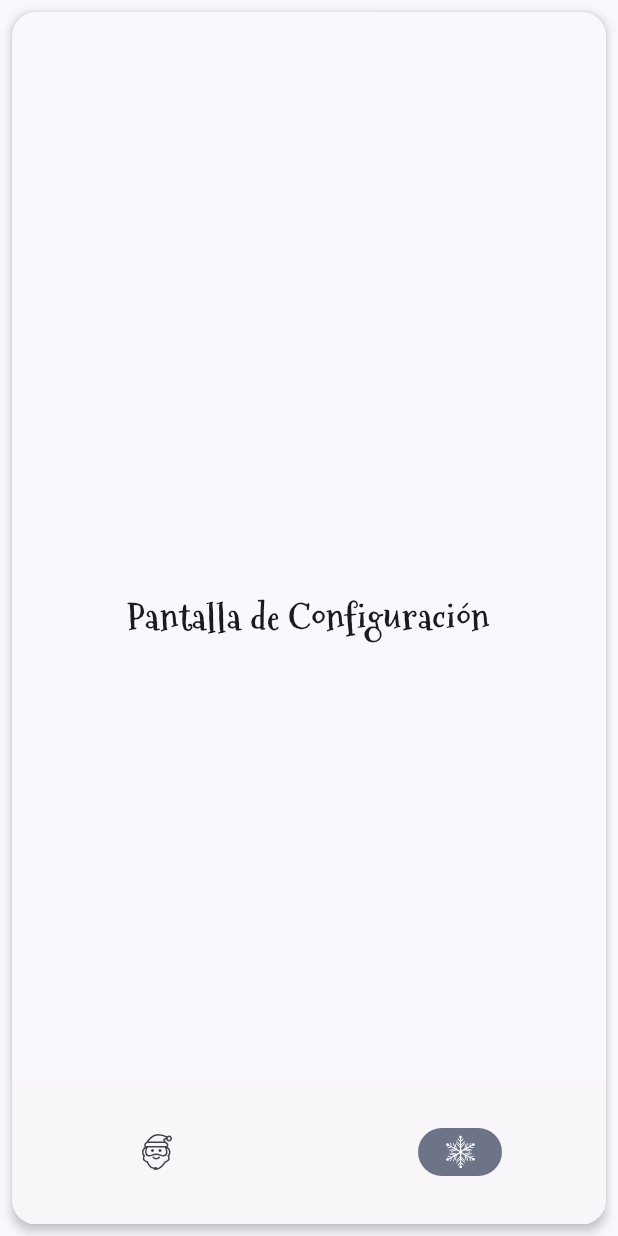
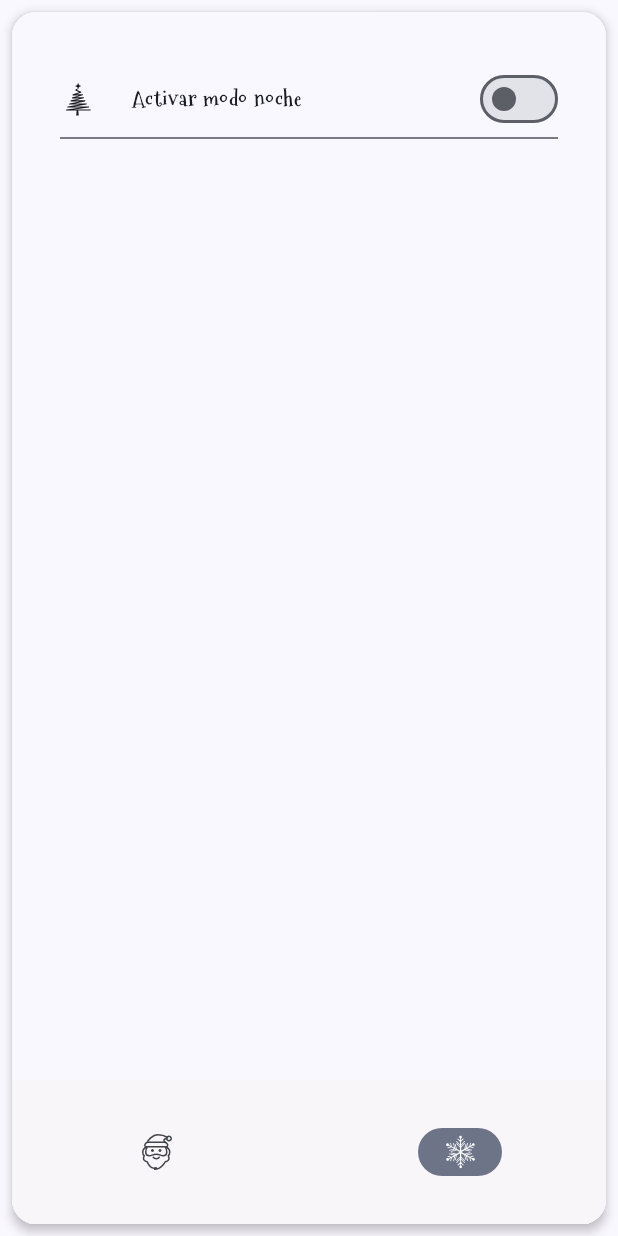
Before and after one commit to hall9zeha/ChristmasAppCompose, an Android app built with Jetpack Compose: the screen it shows after launch (MainActivity), item 2 of the bottom bar chosen, on a phone screen of 412 x 824 dp. Run offline under Robolectric (Android 15) with nearby library versions, the phone set to English and light mode, and no system bars; our stand-ins replace Dagger/Hilt's generated code, livedata-compose.

Commit message:
Added SwitchPreference, SettingsViewModel

```diff
--- a/app/src/main/java/com/barryzea/christmasapp/MainActivity.kt
+++ b/app/src/main/java/com/barryzea/christmasapp/MainActivity.kt
@@ -82,7 +82,7 @@ class MainActivity : ComponentActivity() {
     fun SetUpNavController(scrollState: ScrollState){
         NavHost(navController = navController!!, startDestination = Routes.CountDownScreen.route){
             composable(Routes.CountDownScreen.route){ CountdownScreen(scrollState = scrollState)}
-            composable(Routes.SettingsScreen.route){ SettingsScreen(scrollState)}
+            composable(Routes.SettingsScreen.route){ SettingsScreen(scrollState = scrollState)}
         }
     }
     @Composable
@@ -106,7 +106,6 @@ class MainActivity : ComponentActivity() {
                     }
                               },
                     icon ={ Icon(painterResource(getIcoForScreen(screenName = screen)) ,contentDescription="") })
-
             }
         }
 
--- /dev/null
+++ b/app/src/main/java/com/barryzea/christmasapp/ui/components/SwitchCustomPref.kt
@@ -0,0 +1,85 @@
+package com.barryzea.christmasapp.ui.components
+
+import androidx.annotation.DrawableRes
+import androidx.annotation.StringRes
+import androidx.compose.foundation.layout.Arrangement
+import androidx.compose.foundation.layout.Column
+import androidx.compose.foundation.layout.Row
+import androidx.compose.foundation.layout.Spacer
+import androidx.compose.foundation.layout.fillMaxSize
+import androidx.compose.foundation.layout.padding
+import androidx.compose.foundation.layout.size
+import androidx.compose.foundation.layout.width
+import androidx.compose.material3.Divider
+import androidx.compose.material3.Icon
+import androidx.compose.material3.MaterialTheme
+import androidx.compose.material3.Surface
+import androidx.compose.material3.Switch
+import androidx.compose.material3.Text
+import androidx.compose.runtime.Composable
+import androidx.compose.runtime.State
+import androidx.compose.runtime.collectAsState
+import androidx.compose.ui.Alignment
+import androidx.compose.ui.Modifier
+import androidx.compose.ui.graphics.Color
+import androidx.compose.ui.res.painterResource
+import androidx.compose.ui.res.stringResource
+import androidx.compose.ui.text.style.TextAlign
+import androidx.compose.ui.tooling.preview.Preview
+import androidx.compose.ui.unit.dp
+import com.barryzea.christmasapp.R
+import kotlinx.coroutines.flow.MutableStateFlow
+
+
+/**
+ * Project ChristmasApp
+ * Created by Barry Zea H. on 12/10/23.
+ * Copyright (c)  All rights reserved.
+ **/
+
+@Composable
+fun SwitchCustomPref(
+    @DrawableRes icon:Int,
+    @StringRes iconDesc:Int,
+    @StringRes name:Int,
+    state:State<Boolean>,
+    onClick:()->Unit
+){
+    Surface(color= Color.Transparent,
+        modifier = Modifier
+            .fillMaxSize()
+            .padding(16.dp),
+        onClick = onClick) {
+        Column {
+            Row (verticalAlignment = Alignment.CenterVertically,
+                horizontalArrangement = Arrangement.SpaceBetween){
+                Row (verticalAlignment = Alignment.CenterVertically){
+                    Icon(painter = painterResource(id = icon),
+                        contentDescription = stringResource(id = iconDesc),
+                        modifier=Modifier.size(24.dp))
+                    Spacer(modifier = Modifier.width(8.dp))
+                    Text(text = stringResource(id = name),
+                        modifier = Modifier.padding(16.dp),
+                        style = MaterialTheme.typography.bodyMedium,
+                        textAlign= TextAlign.Start)
+                }
+                Spacer(modifier = Modifier.weight(1f))
+                Switch(checked = state.value, onCheckedChange ={onClick()} )
+            }
+            Divider()
+        }
+    }
+
+}
+@Preview(
+    showSystemUi = true,
+    showBackground = true
+)
+@Composable
+fun previewSwitch(){
+    SwitchCustomPref(icon = R.drawable.ic_tree,
+        iconDesc =R.string.app_name ,
+        name =R.string.nightMode , state = MutableStateFlow(false).collectAsState()) {
+
+    }
+}
--- a/app/src/main/java/com/barryzea/christmasapp/ui/screens/SettingsScreen.kt
+++ b/app/src/main/java/com/barryzea/christmasapp/ui/screens/SettingsScreen.kt
@@ -1,18 +1,21 @@
 package com.barryzea.christmasapp.ui.screens
 
 import androidx.compose.foundation.ScrollState
-import androidx.compose.foundation.layout.Arrangement
-import androidx.compose.foundation.layout.Box
 import androidx.compose.foundation.layout.Column
 import androidx.compose.foundation.layout.fillMaxSize
-import androidx.compose.foundation.layout.fillMaxWidth
-import androidx.compose.material3.Text
+import androidx.compose.foundation.layout.padding
+import androidx.compose.foundation.rememberScrollState
+import androidx.compose.foundation.verticalScroll
+import androidx.compose.material3.Scaffold
 import androidx.compose.runtime.Composable
-import androidx.compose.ui.Alignment
+import androidx.compose.runtime.collectAsState
 import androidx.compose.ui.Modifier
-import androidx.compose.ui.text.font.FontWeight
 import androidx.compose.ui.tooling.preview.Preview
-import androidx.compose.ui.unit.sp
+import androidx.compose.ui.unit.dp
+import androidx.hilt.navigation.compose.hiltViewModel
+import com.barryzea.christmasapp.R
+import com.barryzea.christmasapp.ui.components.SwitchCustomPref
+import com.barryzea.christmasapp.ui.viewModel.SettingsViewModel
 
 
 /**
@@ -23,13 +26,27 @@ import androidx.compose.ui.unit.sp
 
 
 @Composable
-fun SettingsScreen(scrollState: ScrollState){
-    Box (Modifier.fillMaxSize()){
-        Column (Modifier.fillMaxSize(),verticalArrangement = Arrangement.Center, horizontalAlignment = Alignment.CenterHorizontally){
-            Text(text = "Pantalla de Configuración",
-                fontSize=24.sp,
-                fontWeight = FontWeight.W700
-                )
+fun SettingsScreen(viewModel: SettingsViewModel= hiltViewModel(), scrollState: ScrollState){
+    Scaffold (modifier=Modifier.fillMaxSize()){
+        Column(modifier= Modifier
+            .padding(it)
+            .padding(16.dp)
+            .verticalScroll(scrollState)){
+           SwitchCustomPref(icon =R.drawable.ic_tree,
+               iconDesc = R.string.nightMode,
+               name =R.string.nightMode ,
+               state =viewModel.isSwitchOn.collectAsState() ) {
+               viewModel.toggleSwitch()
+           }
         }
     }
+
 }
+@Preview(
+    showBackground = true,
+    showSystemUi = true
+)
+@Composable
+fun SettingsPreview(){
+    SettingsScreen(scrollState = rememberScrollState())
+}
--- a/app/src/main/java/com/barryzea/christmasapp/ui/theme/Type.kt
+++ b/app/src/main/java/com/barryzea/christmasapp/ui/theme/Type.kt
@@ -44,4 +44,16 @@ val christmasTypography = Typography(
         fontSize = 16.sp,
         lineHeight = 24.sp,
         letterSpacing = 0.5.sp
-))
+    ),
+    bodyMedium = TextStyle(
+        fontFamily = FontFamily(
+            androidx.compose.ui.text.font.Font(
+                R.font.mountains_of_christmas_bold,
+                FontWeight.W700
+            )),
+        fontSize = 14.sp,
+        lineHeight = 20.sp,
+        letterSpacing = 0.5.sp
+    ),
+
+)
--- /dev/null
+++ b/app/src/main/java/com/barryzea/christmasapp/ui/viewModel/SettingsViewModel.kt
@@ -0,0 +1,24 @@
+package com.barryzea.christmasapp.ui.viewModel
+
+import androidx.lifecycle.ViewModel
+import dagger.hilt.android.lifecycle.HiltViewModel
+import kotlinx.coroutines.flow.MutableStateFlow
+import kotlinx.coroutines.flow.asStateFlow
+import javax.inject.Inject
+
+
+/**
+ * Project ChristmasApp
+ * Created by Barry Zea H. on 12/10/23.
+ * Copyright (c)  All rights reserved.
+ **/
+@HiltViewModel
+class SettingsViewModel @Inject constructor():ViewModel() {
+  private val _isSwitchOn:MutableStateFlow<Boolean> = MutableStateFlow(false)
+  var isSwitchOn = _isSwitchOn.asStateFlow()
+
+  fun toggleSwitch(){
+    _isSwitchOn.value = _isSwitchOn.value.not()
+  }
+
+}
--- a/app/src/main/res/values/strings.xml
+++ b/app/src/main/res/values/strings.xml
@@ -7,4 +7,5 @@
     <string name="merryChristmas">Ya es Navidad</string>
     <string name="enjoyIt">Disfrútalo</string>
     <string name="still">Faltan</string>
+    <string name="nightMode">Activar modo noche</string>
 </resources>
```
Also changed, not shown: 1 other file.
